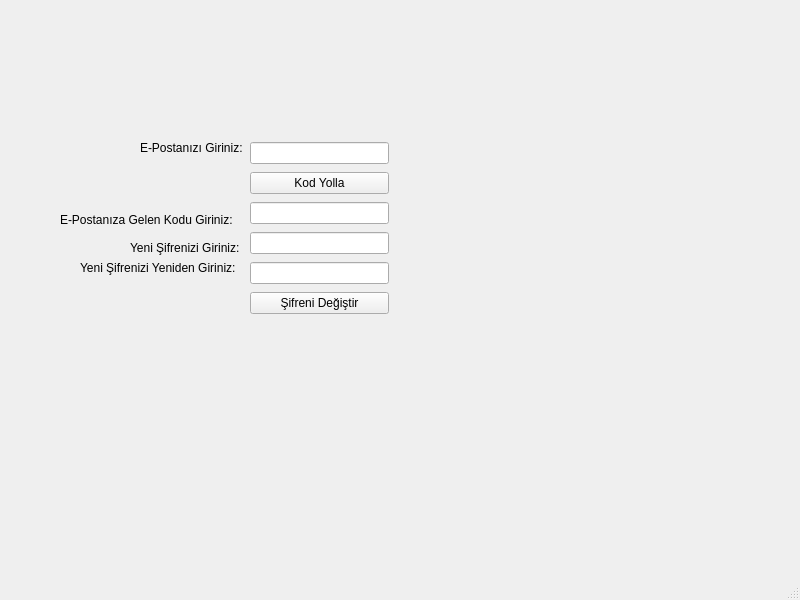
First picture: the form in giriş/sifremiunuttum.ui, repository meteklc/kelime-ezberleme-sistemi, before the edit.
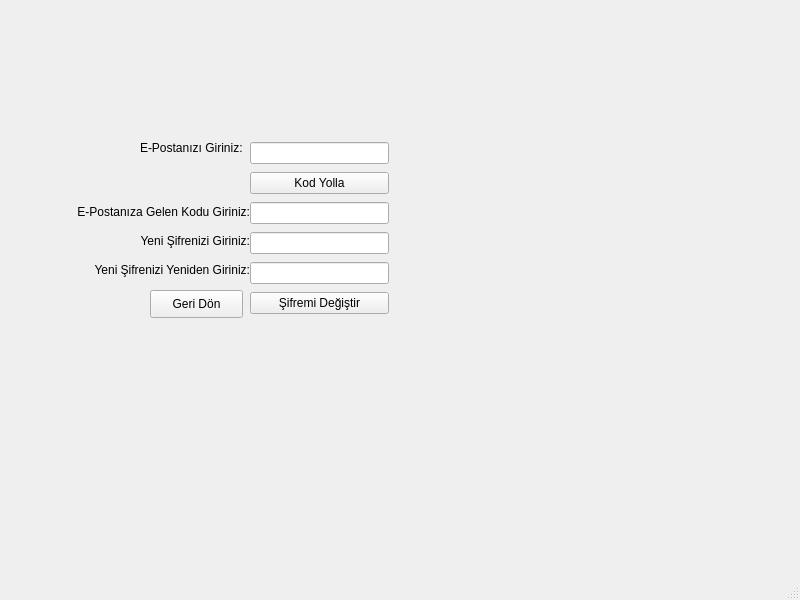
Second picture: the form after the edit.

What changed in the file:
```diff
--- a/giriş/sifremiunuttum.ui
+++ b/giriş/sifremiunuttum.ui
@@ -27,46 +27,7 @@
      <string>E-Postanızı Giriniz:</string>
     </property>
    </widget>
-   <widget class="QLabel" name="label_2">
-    <property name="geometry">
-     <rect>
-      <x>60</x>
-      <y>210</y>
-      <width>191</width>
-      <height>20</height>
-     </rect>
-    </property>
-    <property name="text">
-     <string>E-Postanıza Gelen Kodu Giriniz:</string>
-    </property>
-   </widget>
-   <widget class="QLabel" name="label_3">
-    <property name="geometry">
-     <rect>
-      <x>130</x>
-      <y>240</y>
-      <width>121</width>
-      <height>16</height>
-     </rect>
-    </property>
-    <property name="text">
-     <string>Yeni Şifrenizi Giriniz:</string>
-    </property>
-   </widget>
-   <widget class="QLabel" name="label_4">
-    <property name="geometry">
-     <rect>
-      <x>80</x>
-      <y>260</y>
-      <width>171</width>
-      <height>16</height>
-     </rect>
-    </property>
-    <property name="text">
-     <string>Yeni Şifrenizi Yeniden Giriniz:</string>
-    </property>
-   </widget>
-   <widget class="QWidget" name="">
+   <widget class="QWidget" name="layoutWidget">
     <property name="geometry">
      <rect>
       <x>250</x>
@@ -98,7 +59,65 @@
      <item>
       <widget class="QPushButton" name="sifremiDegistirBtn">
        <property name="text">
-        <string>Şifreni Değiştir</string>
+        <string>Şifremi Değiştir</string>
+       </property>
+      </widget>
+     </item>
+    </layout>
+   </widget>
+   <widget class="QPushButton" name="geriDonBtn">
+    <property name="geometry">
+     <rect>
+      <x>150</x>
+      <y>290</y>
+      <width>93</width>
+      <height>28</height>
+     </rect>
+    </property>
+    <property name="text">
+     <string>Geri Dön</string>
+    </property>
+   </widget>
+   <widget class="QWidget" name="">
+    <property name="geometry">
+     <rect>
+      <x>70</x>
+      <y>200</y>
+      <width>180</width>
+      <height>81</height>
+     </rect>
+    </property>
+    <layout class="QVBoxLayout" name="verticalLayout_2">
+     <item>
+      <widget class="QLabel" name="label_2">
+       <property name="layoutDirection">
+        <enum>Qt::RightToLeft</enum>
+       </property>
+       <property name="text">
+        <string>E-Postanıza Gelen Kodu Giriniz:</string>
+       </property>
+       <property name="alignment">
+        <set>Qt::AlignRight|Qt::AlignTrailing|Qt::AlignVCenter</set>
+       </property>
+      </widget>
+     </item>
+     <item>
+      <widget class="QLabel" name="label_3">
+       <property name="text">
+        <string>Yeni Şifrenizi Giriniz:</string>
+       </property>
+       <property name="alignment">
+        <set>Qt::AlignRight|Qt::AlignTrailing|Qt::AlignVCenter</set>
+       </property>
+      </widget>
+     </item>
+     <item>
+      <widget class="QLabel" name="label_4">
+       <property name="text">
+        <string>Yeni Şifrenizi Yeniden Giriniz:</string>
+       </property>
+       <property name="alignment">
+        <set>Qt::AlignRight|Qt::AlignTrailing|Qt::AlignVCenter</set>
        </property>
       </widget>
      </item>
```
